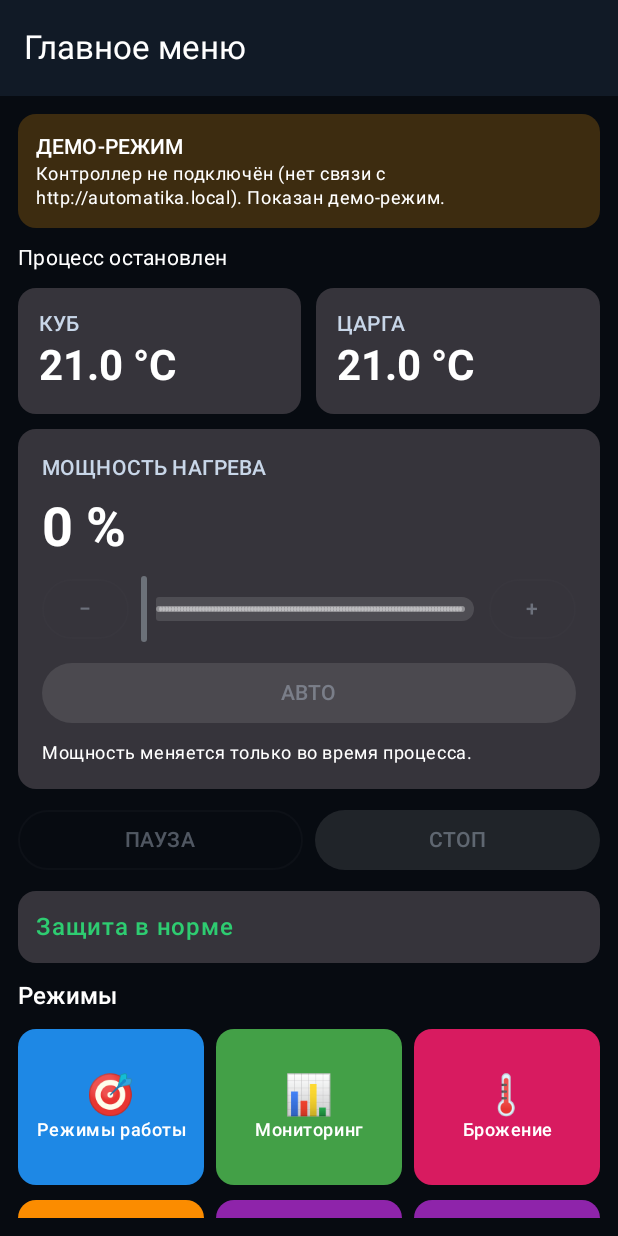
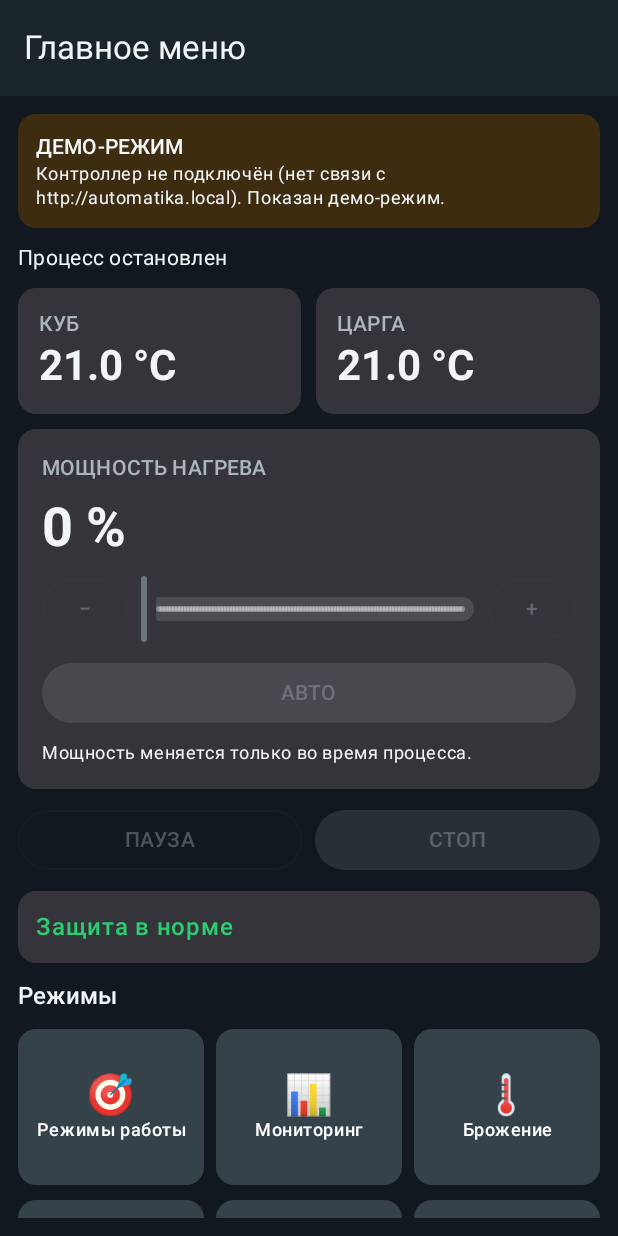
Before and after one commit to topsecret08/automatika_v2, an Android app built with Jetpack Compose: the screen it shows after launch (MainActivity), on a phone screen of 412 x 824 dp. Run offline under Robolectric (Android 15) with nearby library versions, the phone set to English and light mode, and no system bars; pictures from the network do not load.

Commit message:
UI rules: one palette, flat design, 48 px targets, neutral category colors, NO LINK text
- LCD: palette in ui_glass_theme.h and ui_theme.h, shadows off, 48 px buttons, scheme canvas color.
- APK: Theme.kt palette, neutral menu tiles, graph cube series in text color.
- PWA: tokens.css palette, no blur/shadows, 48 px tap target, components.css flat states, app.js steam series in text color, 'НЕТ СВЯЗИ' for missing connection.
Not done: dashed setpoint lines (no setpoint in web telemetry), encoder focus state (encoder not wired), STOP and manual badge checks on screen.

```diff
--- a/android/app/src/main/java/com/automatika/autopilot/ui/DeviceMenu.kt
+++ b/android/app/src/main/java/com/automatika/autopilot/ui/DeviceMenu.kt
@@ -191,12 +191,8 @@ fun groupRootMenu(items: List<MenuItem>): List<Pair<String, List<MenuItem>>> {
     return groups.filter { it.second.isNotEmpty() }
 }
 
-/** Цвета категорий меню, как colorCategory в menu_tree.c (0..10). */
-private val CategoryColors = listOf(
-    Color(0xFF1E88E5), Color(0xFF43A047), Color(0xFFFB8C00), Color(0xFF8E24AA),
-    Color(0xFFD81B60), Color(0xFF00897B), Color(0xFF6D4C41), Color(0xFF3949AB),
-    Color(0xFFC0CA33), Color(0xFF546E7A), Color(0xFFE53935),
-)
+/** Плитки меню нейтральные: цвет зарезервирован за состояниями, а не за категориями. */
+private val CategoryColors = List(11) { Color(0xFF35424A) }
 
 fun categoryColor(category: Int): Color =
     CategoryColors[category.coerceIn(0, CategoryColors.lastIndex)]
--- a/android/app/src/main/java/com/automatika/autopilot/ui/GraphCard.kt
+++ b/android/app/src/main/java/com/automatika/autopilot/ui/GraphCard.kt
@@ -68,7 +68,7 @@ fun GraphCard(state: ControllerState?) {
                         }
                     }
                 }
-                series({ it.cube }, Color(0xFFF5A524))
+                series({ it.cube }, Color(0xFFF2F5F7))
                 series({ it.column }, Color(0xFF2F8CFF))
             }
         }
--- a/android/app/src/main/java/com/automatika/autopilot/ui/Theme.kt
+++ b/android/app/src/main/java/com/automatika/autopilot/ui/Theme.kt
@@ -5,24 +5,26 @@ import androidx.compose.material3.darkColorScheme
 import androidx.compose.runtime.Composable
 import androidx.compose.ui.graphics.Color
 
-// Палитра совпадает с PWA (littlefs/css/tokens.css): тёмный navy, синий акцент.
+// Палитра по правилам UI, та же, что в PWA (littlefs/css/tokens.css) и на LCD.
+// Синий — действия, янтарный — предупреждение и уставки, красный — авария,
+// зелёный — норма. Остальное нейтрально.
 private val AutomatikaColors = darkColorScheme(
     primary = Color(0xFF2F8CFF),
-    onPrimary = Color.White,
-    primaryContainer = Color(0xFF12324F),
-    onPrimaryContainer = Color.White,
-    secondary = Color(0xFF5E5CE6),
+    onPrimary = Color(0xFFF2F5F7),
+    primaryContainer = Color(0xFF1A242B),
+    onPrimaryContainer = Color(0xFFF2F5F7),
+    secondary = Color(0xFFAAB5BC),
     tertiary = Color(0xFFF5A524),
     tertiaryContainer = Color(0xFF3D2C10),
-    onTertiaryContainer = Color.White,
+    onTertiaryContainer = Color(0xFFF2F5F7),
     error = Color(0xFFD93B3B),
-    background = Color(0xFF070B11),
-    onBackground = Color.White,
-    surface = Color(0xFF111A26),
-    onSurface = Color.White,
-    surfaceVariant = Color(0xFF1D2735),
-    onSurfaceVariant = Color(0xFFC8D6E8),
-    outline = Color(0xFF3A4D66),
+    background = Color(0xFF121820),
+    onBackground = Color(0xFFF2F5F7),
+    surface = Color(0xFF1A242B),
+    onSurface = Color(0xFFF2F5F7),
+    surfaceVariant = Color(0xFF1A242B),
+    onSurfaceVariant = Color(0xFFAAB5BC),
+    outline = Color(0xFF35424A),
 )
 
 @Composable
```
Also changed, not shown: 9 other files.
